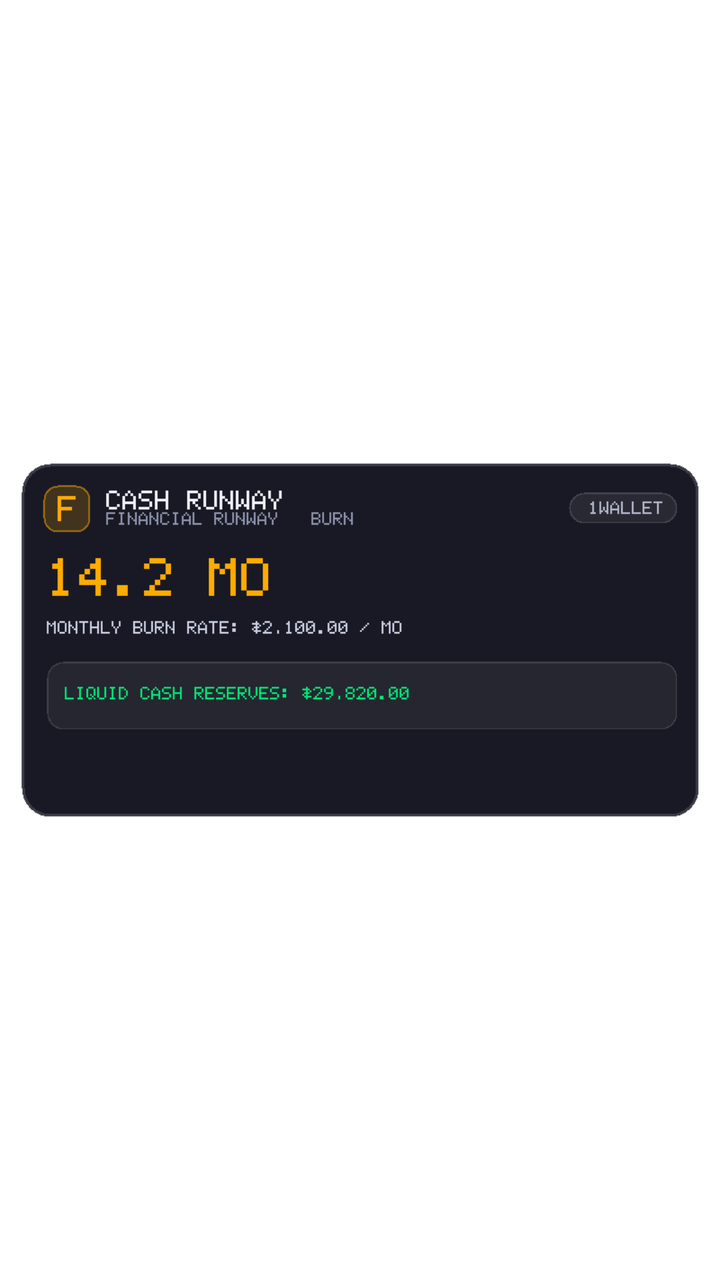
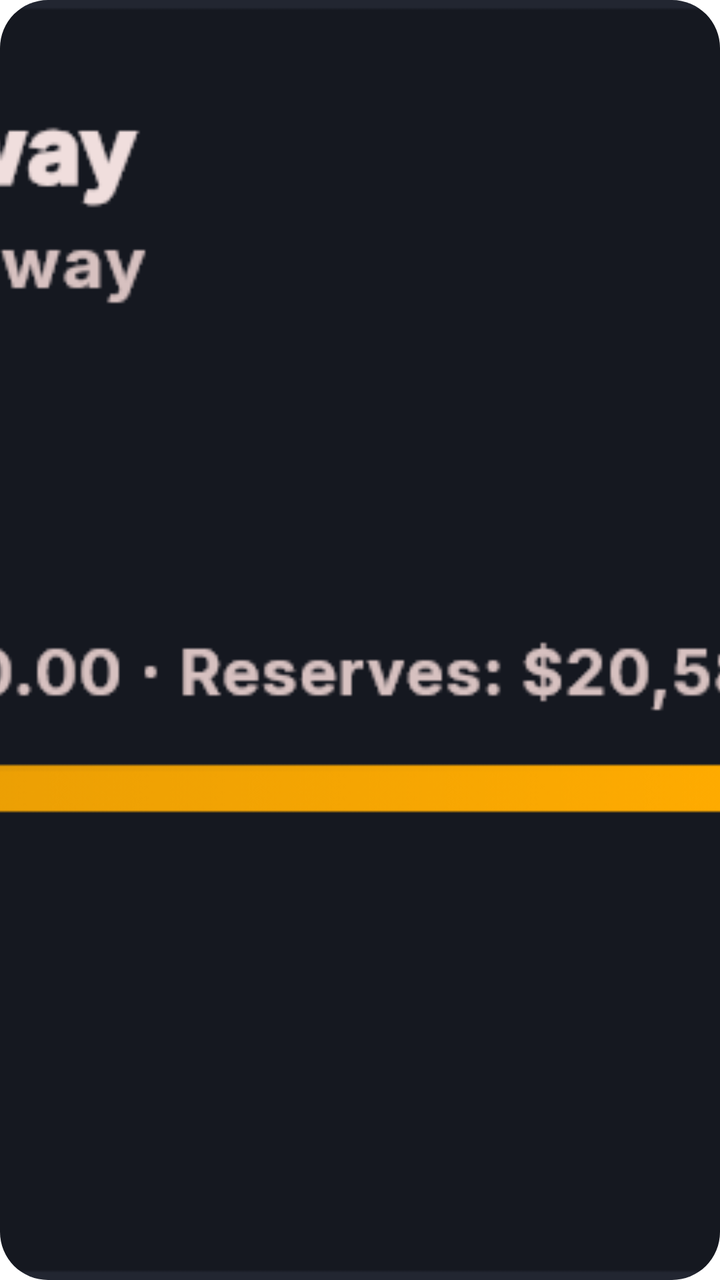

The first picture is an Android layout as it rendered before a commit; the second is the same layout after the commit. The layout source and the unified diff follow.
<!-- AndroidManifest.xml: fallback theme Theme.MaterialComponents.DayNight.NoActionBar -->
<!-- res/layout/widget_cash_burn_runway.xml -->
<?xml version="1.0" encoding="utf-8"?>
<ImageView xmlns:android="http://schemas.android.com/apk/res/android"
    android:id="@+id/widget_cash_burn_runway_root"
    android:layout_width="match_parent"
    android:layout_height="match_parent"
    android:scaleType="fitCenter"
    android:adjustViewBounds="true"
    android:src="@drawable/widget_preview_cash_burn_runway"
    android:contentDescription="1Wallet Cash Burn &amp; Runway" />
<!-- resources referenced by this layout -->
<resources>
  <!-- drawable widget_preview_cash_burn_runway: png bitmap (drawable, 4886 bytes) -->
</resources>

<!-- the commit's change to res/layout/widget_cash_burn_runway.xml (unified diff, before → after) -->
@@ -3,7 +3,9 @@
     android:id="@+id/widget_cash_burn_runway_root"
     android:layout_width="match_parent"
     android:layout_height="match_parent"
-    android:scaleType="fitCenter"
-    android:adjustViewBounds="true"
+    android:background="@drawable/widget_background"
+    android:clipToOutline="true"
+    android:scaleType="centerCrop"
+    android:adjustViewBounds="false"
     android:src="@drawable/widget_preview_cash_burn_runway"
     android:contentDescription="1Wallet Cash Burn &amp; Runway" />
<!-- resource entries referenced after the edit -->
@@ -1,5 +1,15 @@
 <!-- resources referenced by this layout -->
 <resources>
-  <!-- drawable widget_preview_cash_burn_runway: png bitmap (drawable, 4886 bytes) -->
+  <!-- drawable widget_background (drawable) -->
+  <?xml version="1.0" encoding="utf-8"?>
+  <shape xmlns:android="http://schemas.android.com/apk/res/android"
+      android:shape="rectangle">
+      <solid android:color="#FF151820" />
+      <corners android:radius="24dp" />
+      <stroke
+          android:width="1.2dp"
+          android:color="#33FFFFFF" />
+  </shape>
+  <!-- drawable widget_preview_cash_burn_runway: png bitmap (drawable, 31026 bytes) -->
 </resources>
 
